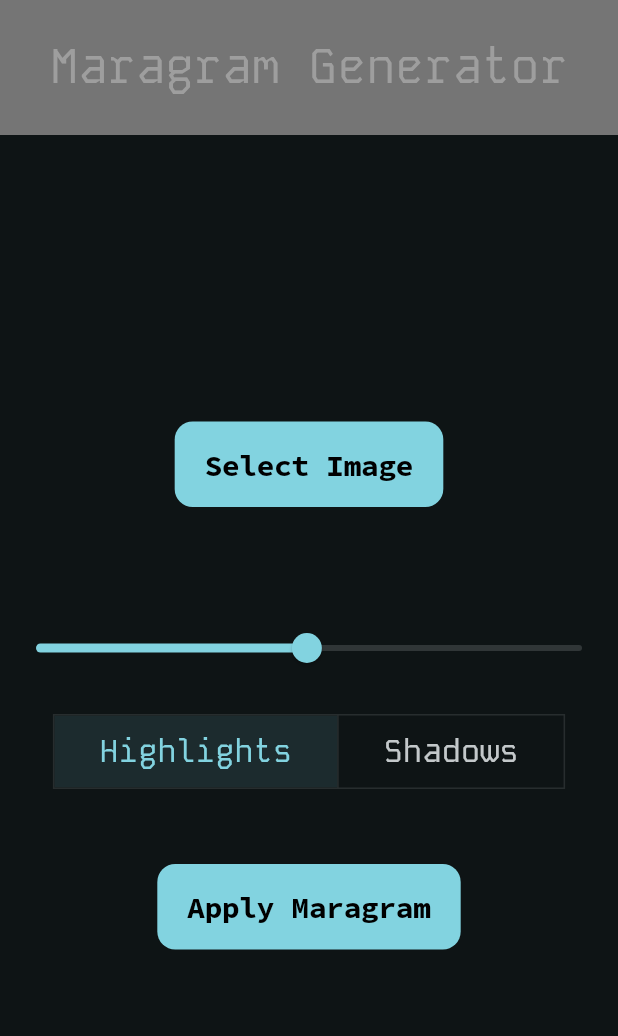
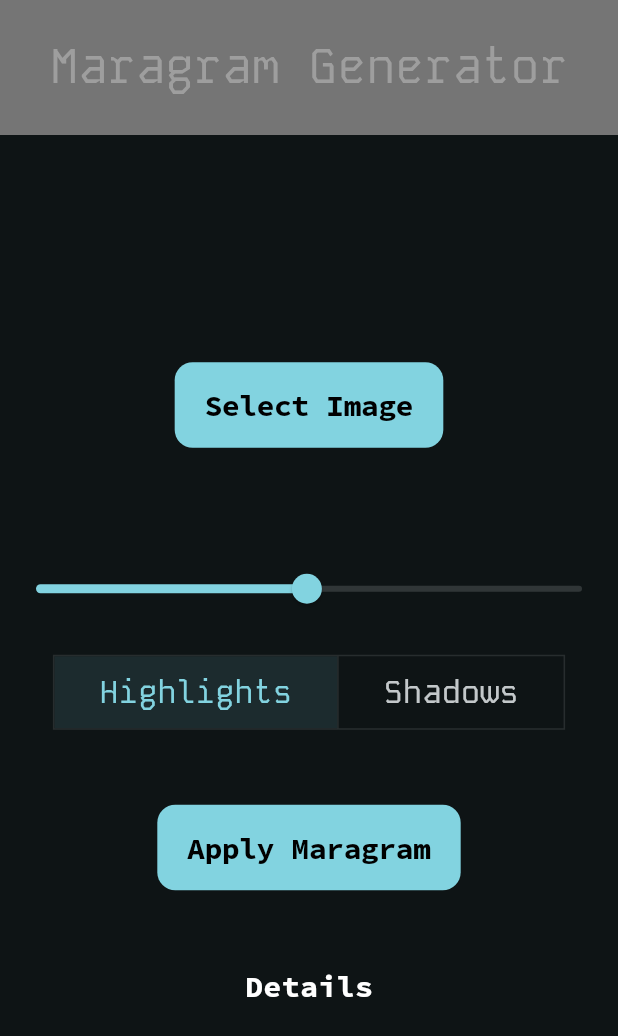
Before and after one commit to refotografia/maragram-generator, a Flutter app: the screen it shows after launch, on a phone screen of 412 x 824 dp. Shown: the top 1036 px of the screen. Run offline on Flutter 3.47's test engine with Material 3 defaults, Android fonts, the light colour scheme and no system bars; our stand-ins replace image_gallery_saver, image_picker, rflutter_alert.

Commit message:
Added details page

```diff
--- a/lib/main.dart
+++ b/lib/main.dart
@@ -8,12 +8,19 @@ import 'package:image_gallery_saver/image_gallery_saver.dart';
 import 'dart:typed_data';
 import 'package:rflutter_alert/rflutter_alert.dart';
 
-void main() => runApp(MyApp());
+void main() => runApp(const Maragram());
 
-class MyApp extends StatelessWidget {
+class Maragram extends StatelessWidget {
+  const Maragram({super.key});
+
   @override
   Widget build(BuildContext context) {
     return MaterialApp(
+      initialRoute: '/',
+      routes: <String, WidgetBuilder>{
+        '/': (BuildContext context) => const MainPage(),
+        '/details': (BuildContext context) => const DetailsPage(),
+      },
       title: 'Maragram Generator',
       theme: ThemeData(
         colorScheme: ColorScheme.fromSeed(
@@ -28,17 +35,18 @@ class MyApp extends StatelessWidget {
           onError: Colors.black,
         ),
       ),
-      home: MyHomePage(),
     );
   }
 }
 
-class MyHomePage extends StatefulWidget {
+class MainPage extends StatefulWidget {
+  const MainPage({super.key});
+
   @override
-  _MyHomePageState createState() => _MyHomePageState();
+  MainPageState createState() => MainPageState();
 }
 
-class _MyHomePageState extends State<MyHomePage> {
+class MainPageState extends State<MainPage> {
   double _value = 127.0;
   String mode = "";
   String imagePath = '';
@@ -118,7 +126,7 @@ class _MyHomePageState extends State<MyHomePage> {
           toolbarHeight: 90,
           backgroundColor: Colors.grey[600],
           centerTitle: true,
-          title: Text('Maragram Generator',
+          title: const Text('Maragram Generator',
               style: TextStyle(
                   fontFamily: 'KodeMono', color: Colors.grey, fontSize: 32.0)),
         ),
@@ -128,7 +136,7 @@ class _MyHomePageState extends State<MyHomePage> {
             children: <Widget>[
               CupertinoButton.filled(
                 onPressed: selectImage,
-                child: Text(
+                child: const Text(
                   'Select Image',
                   style: TextStyle(
                       fontFamily: 'SourceCodePro',
@@ -137,14 +145,14 @@ class _MyHomePageState extends State<MyHomePage> {
                       color: Colors.black),
                 ),
               ),
-              SizedBox(height: 50),
+              const SizedBox(height: 50),
               imagePath != ''
                   ? Image.file(
                       File(imagePath),
                       height: 200,
                     )
-                  : SizedBox(),
-              SizedBox(height: 20),
+                  : const SizedBox(),
+              const SizedBox(height: 20),
               Slider(
                 value: _value,
                 min: 1,
@@ -158,17 +166,17 @@ class _MyHomePageState extends State<MyHomePage> {
                   });
                 },
               ),
-              SizedBox(height: 20),
+              const SizedBox(height: 20),
               ToggleButtons(
                   isSelected: isSelected,
                   children: [
-                    Padding(
+                    const Padding(
                       padding: EdgeInsets.symmetric(horizontal: 30),
                       child: Text('Highlights',
                           style:
                               TextStyle(fontFamily: 'KodeMono', fontSize: 21)),
                     ),
-                    Padding(
+                    const Padding(
                       padding: EdgeInsets.symmetric(horizontal: 30),
                       child: Text('Shadows',
                           style:
@@ -186,16 +194,33 @@ class _MyHomePageState extends State<MyHomePage> {
                       }
                     });
                   }),
-              SizedBox(height: 50),
+              const SizedBox(height: 50),
               CupertinoButton.filled(
                 onPressed: applyMaragram,
-                child: Text(
+                child: const Text(
                   'Apply Maragram',
                   style: TextStyle(
                       fontFamily: 'SourceCodePro',
                       fontSize: 20.0,
                       fontWeight: FontWeight.bold,
                       color: Colors.black),
+                ),
+              ),
+              const SizedBox(height: 50),
+
+              GestureDetector(
+                onTap: () {
+                  // This moves from the personal info page to the credentials page,
+                  // replacing this page with that one.
+                  Navigator.of(context).pushReplacementNamed('/details');
+                },
+                child: Container(
+                  alignment: Alignment.center,
+                  child: const Text('Details', style: TextStyle(
+                      fontFamily: 'SourceCodePro',
+                      fontSize: 20.0,
+                      fontWeight: FontWeight.bold,
+                      color: Colors.white),),
                 ),
               ),
             ],
@@ -205,3 +230,56 @@ class _MyHomePageState extends State<MyHomePage> {
     );
   }
 }
+
+class DetailsPage extends StatelessWidget {
+  const DetailsPage({super.key});
+
+  @override
+  Widget build(BuildContext context) {
+    return SafeArea(
+      child: Scaffold(
+        appBar: AppBar(
+          toolbarHeight: 90,
+          backgroundColor: Colors.grey[600],
+          centerTitle: true,
+          title: const Text('Maragram Generator',
+              style: TextStyle(
+                  fontFamily: 'KodeMono', color: Colors.grey, fontSize: 32.0)),
+        ),
+        body: Column(
+          mainAxisAlignment: MainAxisAlignment.center,
+          children: [
+            const SizedBox(height: 50),
+            const Center(
+              child: Text(
+                'Simple solarization app to apply the Dart Image Package solarization filter I designed.\n\nSolarization is the partial inversion if an image.\n\nHighlights and Shadows refer to where the solarization will take place. Threshold defines the pixels value up to where the effect will take place.\n\nBuilt by Guilherme Maranhao. Check out my other experimental projects at refotografia.wordpress.com',
+                style: TextStyle(
+                    fontFamily: 'SourceCodePro',
+                    fontSize: 20.0,
+                    fontWeight: FontWeight.bold,
+                    color: Colors.white),
+              ),
+            ),
+            const SizedBox(height: 50),
+            Center(
+              child: GestureDetector(
+                onTap: () {
+                  Navigator.of(context).pushReplacementNamed('/');
+                },
+                child: Container(
+                  alignment: Alignment.center,
+                  child: const Text('Back', style: TextStyle(
+            fontFamily: 'SourceCodePro',
+            fontSize: 20.0,
+            fontWeight: FontWeight.bold,
+            color: Colors.white),),
+                ),
+              ),
+            ),
+          ],
+        ),
+      ),
+      );
+
+  }
+}
--- a/pubspec.yaml
+++ b/pubspec.yaml
@@ -1,5 +1,5 @@
-name: app_solar
-description: "A new Flutter project."
+name: Maragram
+description: "Maragram Generator, a simple app to generate solarizations."
 # The following line prevents the package from being accidentally published to
 # pub.dev using `flutter pub publish`. This is preferred for private packages.
 publish_to: 'none' # Remove this line if you wish to publish to pub.dev
```
Also changed, not shown: 1 other file.
